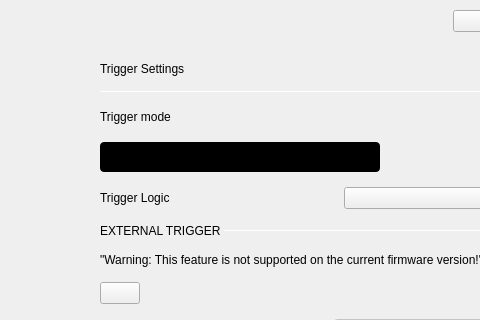
Before: the Qt Designer form plugins/m2k/ui/logic_analyzer.ui in analogdevicesinc/scopy, drawn with Qt 5; both pictures show x 688 to 1168 and y 0 to 320 of the 1280 by 704 pixel window.
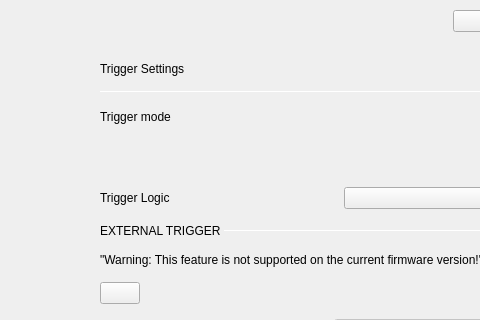
After: the same form once the commit is applied. The open tabs and pages were chosen to show the change. Icons and pictures are not drawn. Custom widgets are drawn as their Qt base class.

What changed in the file:
```diff
--- a/plugins/m2k/ui/logic_analyzer.ui
+++ b/plugins/m2k/ui/logic_analyzer.ui
@@ -1042,7 +1042,6 @@
 max-height: 30px;
 min-width: 280px;
 max-width: 280px;
-background-color: black;
 border-radius: 4px;
 }
 
@@ -1077,7 +1076,6 @@
 max-width:140px;
 qproperty-alignment: AlignCenter AlignCenter;
 margin-left: 0px;
-color: white;
 }
 
 QLabel#on:disabled {
@@ -1091,7 +1089,6 @@
 min-width:140px;
 max-width:140px;
 margin-left: 140px;
-color: white;
 qproperty-alignment: AlignCenter AlignCenter;
 }
 
```
Left out of the diff: 3 changed lines with no effect on the pictures.
